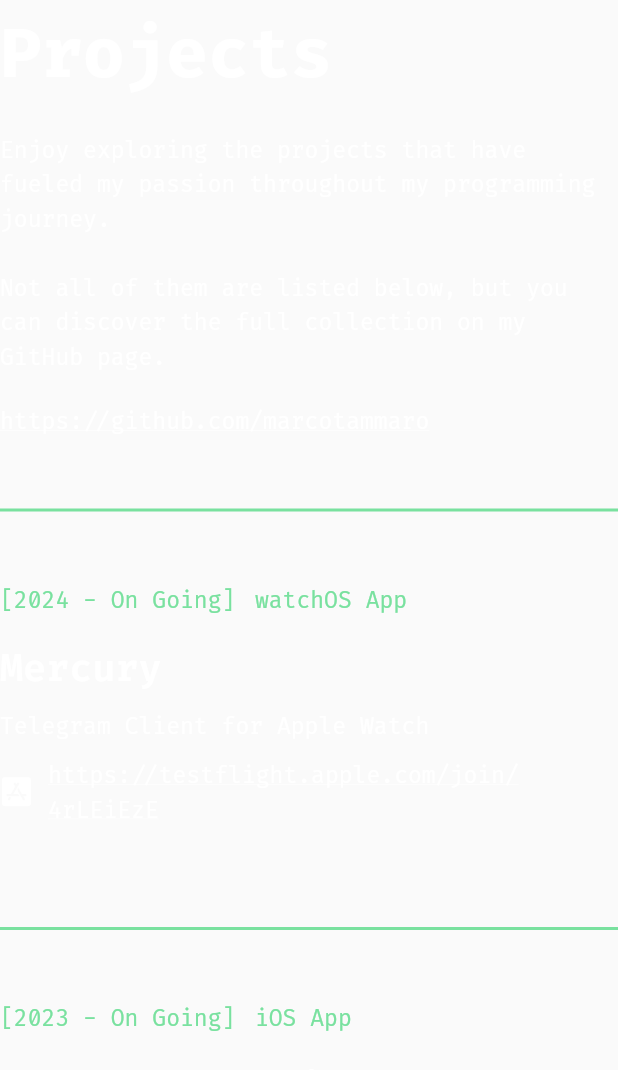
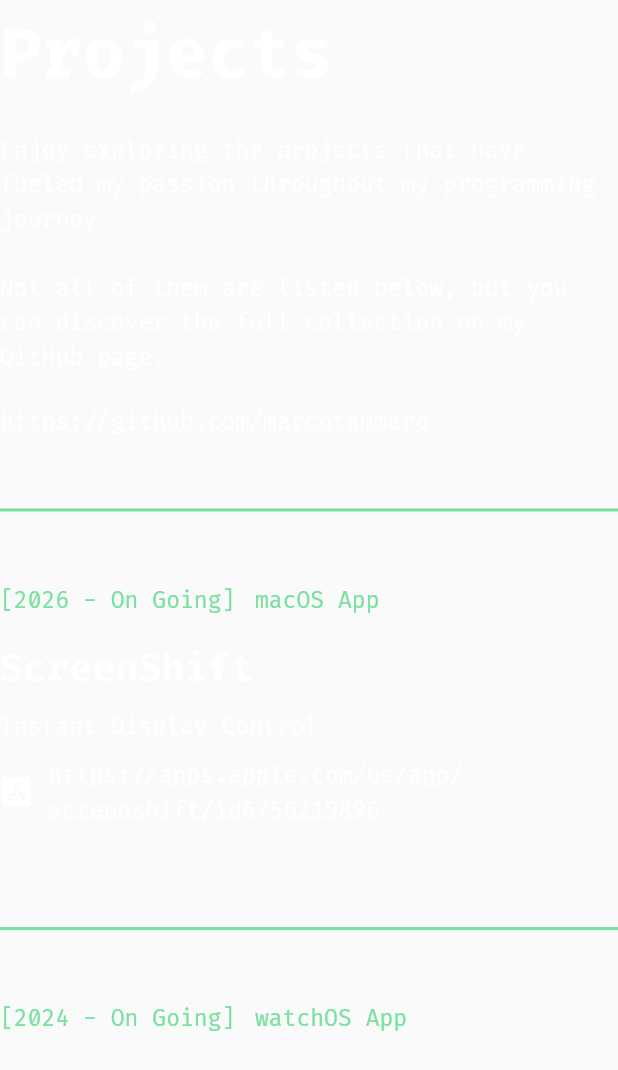
Before and after one commit to marcotammaro/portfolio, a Flutter app: the Projects widget shown alone on an empty page, opened directly, on a phone screen of 412 x 824 dp. Shown: the top 1070 px of the screen. Run offline on Flutter 3.47's test engine with Material 2 defaults, Android fonts, the phone set to English and light mode, and no system bars; our stand-ins replace font_awesome_flutter.

Commit message:
Introduced ScreenShift

```diff
--- a/lib/views/projects.dart
+++ b/lib/views/projects.dart
@@ -15,6 +15,8 @@ class _ProjectsState extends State<Projects> {
     return Column(
       children: [
         intro,
+        CustomDivider(),
+        screenShift,
         CustomDivider(),
         mercury,
         CustomDivider(),
@@ -51,6 +53,19 @@ Not all of them are listed below, but you can discover the full collection on my
           link: 'https://github.com/marcotammaro',
         ),
       ],
+    );
+  }
+
+  Widget get screenShift {
+    return ProjectCard(
+      name: "ScreenShift",
+      period: "2026 - On Going",
+      type: "macOS App",
+      description: "Instant Display Control",
+      bottomWidget: CustomTextWithLinkAndIcon(
+        link: 'https://apps.apple.com/us/app/screenshift/id6756219896',
+        icons: [FontAwesomeIcons.appStoreIos],
+      ),
     );
   }
 
```
